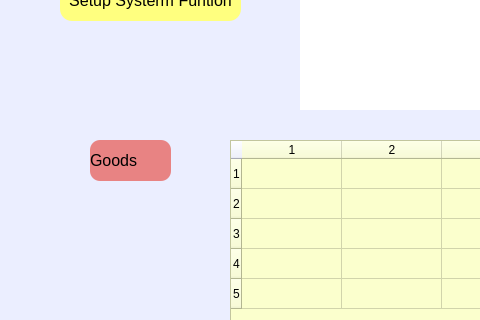
The window that autowork.ui (nguyenhoangnb/app_do_an_1) describes before a commit, drawn with Qt 5; both pictures show x 0 to 480 and y 230 to 550 of the 1166 by 783 pixel window.
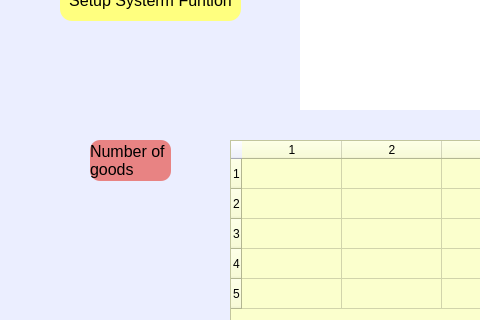
The same window after the commit.

The edit to the form file:
```diff
--- a/autowork.ui
+++ b/autowork.ui
@@ -129,7 +129,10 @@
 border-radius:10px;</string>
    </property>
    <property name="text">
-    <string>Goods</string>
+    <string>Number of goods</string>
+   </property>
+   <property name="wordWrap">
+    <bool>true</bool>
    </property>
   </widget>
   <widget class="QLabel" name="lbl_auw_01">
```
Left out of the diff: 2 changed lines with no effect on the pictures.
